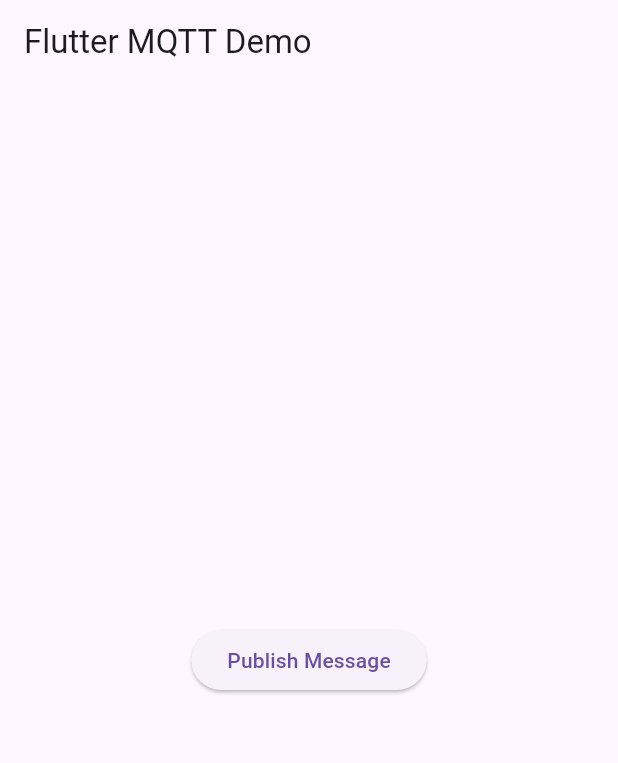
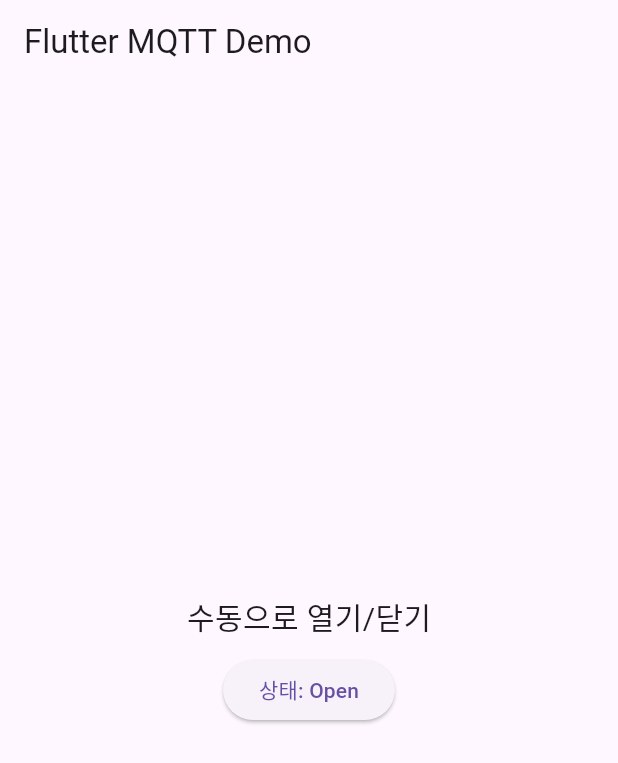
Before and after one commit to parkwonhee1219/2024_WALLMARIA, a Flutter app: the screen it shows after launch, after a tap on "Publish Message", on a phone screen of 412 x 824 dp. Shown: the top 763 px of the screen. Run offline on Flutter 3.47's test engine with Material 3 defaults, Android fonts, the light colour scheme and no system bars; missing offline and left inert: mqtt_client.

Commit message:
simple ui change and on off mode

```diff
--- a/lib/main.dart
+++ b/lib/main.dart
@@ -26,7 +26,8 @@ class MyHomePage extends StatefulWidget {
 
 class _MyHomePageState extends State<MyHomePage> {
   final client = MqttServerClient('broker.hivemq.com', '');
-
+  bool isOpen = false; // 상태를 저장
+  String MoonGu = 'Publish Message'; //isOpen에 의해 추후에 변화
   @override
   void initState() {
     super.initState();
@@ -100,6 +101,15 @@ class _MyHomePageState extends State<MyHomePage> {
     client.publishMessage(topic, MqttQos.atLeastOnce, builder.payload!);
   }
 
+  void _toggleWallMaria() {
+    setState(() {
+      isOpen = !isOpen;
+    });
+    final message = isOpen ? 'WALLMARIA_OPEN' : 'WALLMARIA_CLOSE';
+    _publishMessage('test/zini_hyeon', message);
+    MoonGu = isOpen ? '상태: Open' : '상태: Close';
+  }
+
   @override
   Widget build(BuildContext context) {
     return Scaffold(
@@ -110,11 +120,14 @@ class _MyHomePageState extends State<MyHomePage> {
         child: Column(
           mainAxisAlignment: MainAxisAlignment.center,
           children: <Widget>[
+            Text(
+              '수동으로 열기/닫기',
+              style: TextStyle(fontSize: 20),
+            ),
+            SizedBox(height: 10), // 텍스트와 버튼 사이의 간격
             ElevatedButton(
-              onPressed: () {
-                _publishMessage('test/zini_hyeon', 'LETs_GO_TEAM_WALLMARIA');
-              },
-              child: Text('Publish Message'),
+              onPressed: _toggleWallMaria,
+              child: Text(MoonGu),
             ),
           ],
         ),
```
